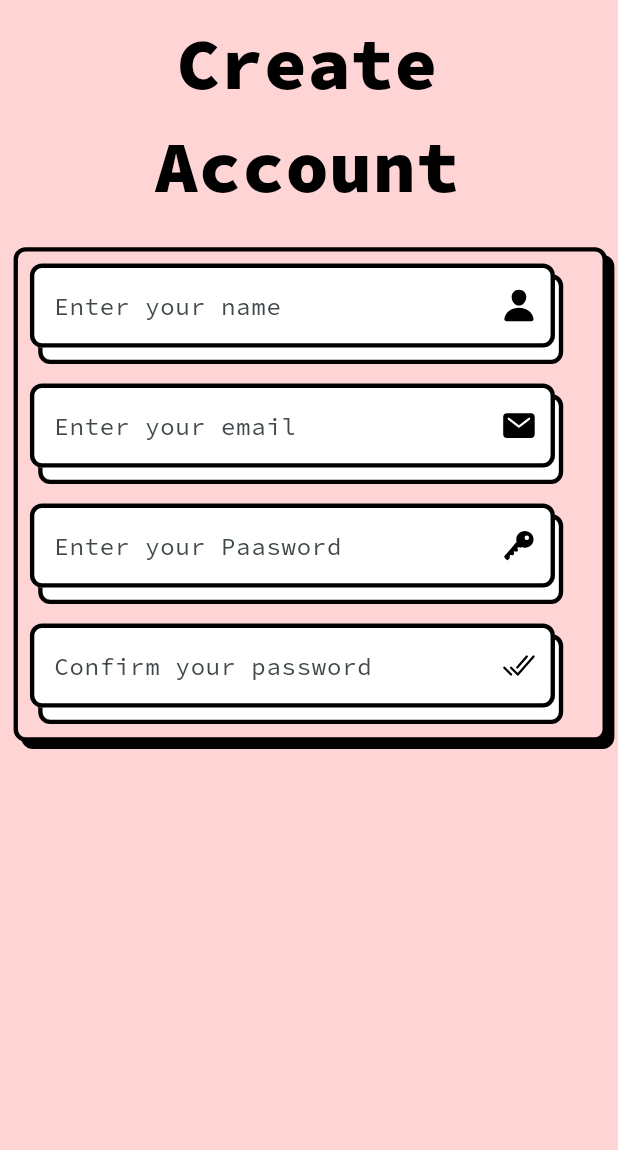
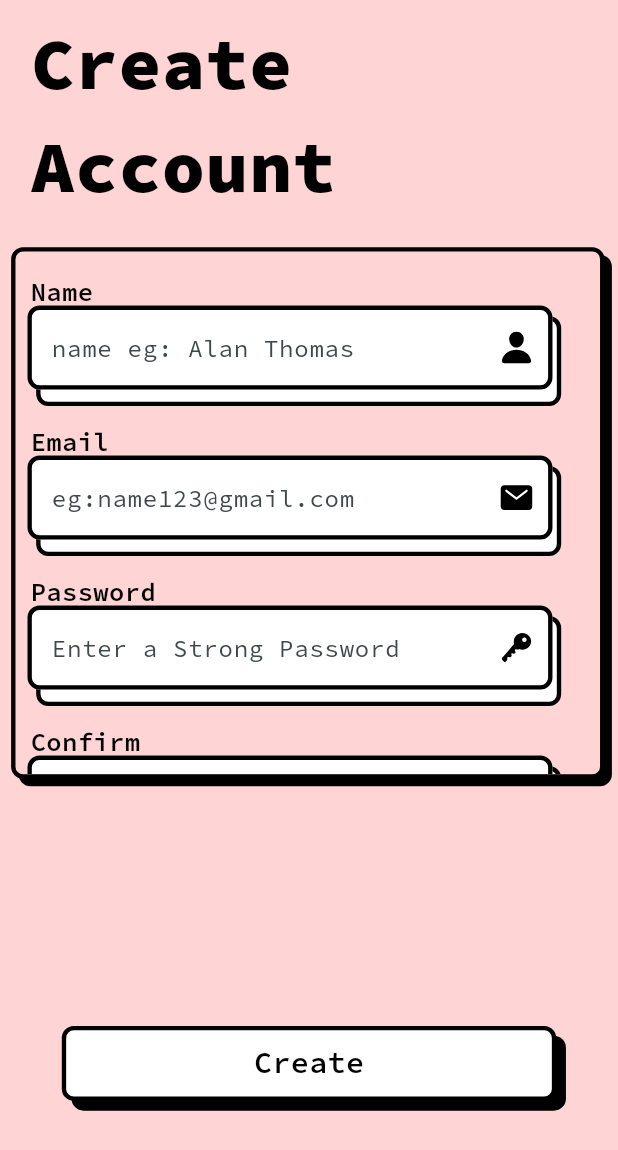
Before and after one commit to yasaleo/Project_2, a Flutter app: the screen it shows after launch, after a tap on "Signup", on a phone screen of 412 x 824 dp. Shown: the top 1150 px of the screen. Run offline on Flutter 3.47's test engine with Material 2 defaults, Android fonts, the phone set to English and light mode, and no system bars; our stand-ins replace ionicons, rive.

Commit message:
sign up page almost completed, some ui refinemnets 😉

```diff
--- a/lib/presentation/authentication/login/login_screen.dart
+++ b/lib/presentation/authentication/login/login_screen.dart
@@ -56,23 +56,34 @@ class _LoginScreenState extends State<LoginScreen> {
   @override
   Widget build(BuildContext context) {
     final desize = MediaQuery.of(context).size;
-    final keyboard = MediaQuery.of(context).viewInsets.bottom;
+    final viewinsects = EdgeInsets.fromWindowPadding(
+        WidgetsBinding.instance.window.viewInsets,
+        WidgetsBinding.instance.window.devicePixelRatio);
     return Scaffold(
-      appBar: AppBar(
-        backgroundColor: Constants.COLOR_BLUE,
-        centerTitle: true,
-        title: const TextBold(
-          content: "Login",
-          fontsize: 50,
-        ),
-      ),
+      // appBar: AppBar(
+      //   centerTitle: true,
+      //   elevation: 10,
+      //   backgroundColor: Constants.COLOR_BLUE,
+      //   title: const TextBold(
+      //     content: "Hello",
+      //     fontsize: 50,
+      //   ),
+      // ),
       backgroundColor: Constants.COLOR_BLUE,
       body: SafeArea(
         child: Stack(
           children: [
             Positioned(
-              top: desize.height * 0 / 10,
-              right: desize.width * -01 / 10,
+              top: desize.height * -.1 / 10,
+              left: desize.width * 3.1 / 10,
+              child: const TextBold(
+                content: "Hello",
+                fontsize: 50,
+              ),
+            ),
+            Positioned(
+              top: desize.height * .5 / 10,
+              right: desize.width * -0.7 / 10,
               child: SizedBox(
                 height: 190,
                 width: 450,
@@ -80,6 +91,11 @@ class _LoginScreenState extends State<LoginScreen> {
                   child: RiveAnimation.asset(
                     "assets/3287-6917-headless-bear.riv",
                     fit: BoxFit.cover,
+                    placeHolder: const CircularProgressIndicator(
+                      color: Constants.COLOR_BLACK,
+                      strokeWidth: Constants.STROKETHICK,
+                      value: .8,
+                    ),
                     stateMachines: const ["Login Machine"],
                     onInit: (artboard) {
                       smcontroller = StateMachineController.fromArtboard(
@@ -97,10 +113,10 @@ class _LoginScreenState extends State<LoginScreen> {
               ),
             ),
             Positioned(
-              top: desize.height * 2.5 / 10,
-              left: desize.width * .22 / 10,
+              top: desize.height * 2.9 / 10,
+              left: desize.width * .18 / 10,
               child: NeubrutContainer(
-                height: desize.height * 2.65 / 10,
+                height: desize.height * 2.75 / 10,
                 width: desize.width * 9.6 / 10,
                 color: Constants.COLOR_BLUE,
                 child: ListView(
@@ -108,10 +124,11 @@ class _LoginScreenState extends State<LoginScreen> {
                   physics: const BouncingScrollPhysics(),
                   children: [
                     const SizedBox(
-                      height: 15,
+                      height: 10,
                     ),
                     CustomTextfeild(
-                      hintText: "Enter your Email",
+                      heading: "Email",
+                      hintText: "eg:name123@gmail.com",
                       controller: emailcontroller,
                       icon: const Icon(
                         Ionicons.mail,
@@ -127,7 +144,8 @@ class _LoginScreenState extends State<LoginScreen> {
                       height: 8,
                     ),
                     CustomTextfeild(
-                      hintText: "Enter your password",
+                      heading: "Password",
+                      hintText: "Enter a strong password",
                       controller: passwordcontroller,
                       focusnode: passwordFocusnode,
                       onchanged: (value) {},
@@ -137,14 +155,17 @@ class _LoginScreenState extends State<LoginScreen> {
                         color: Constants.COLOR_BLACK,
                       ),
                     ),
-                    Constants.HEIGHT50,
-                    Constants.HEIGHT30,
+                    viewinsects.bottom == 0
+                        ? Constants.HEIGHT10
+                        : SizedBox(
+                            height: viewinsects.bottom * 3 / 10,
+                          )
                   ],
                 ),
               ),
             ),
             Positioned(
-              top: desize.height * 6 / 10,
+              top: desize.height * 6.5 / 10,
               left: desize.width * 2.2 / 10,
               child: Column(
                 children: [
@@ -173,7 +194,7 @@ class _LoginScreenState extends State<LoginScreen> {
               ),
             ),
             Positioned(
-              top: desize.height * 7.8 / 10,
+              top: desize.height * 8.3 / 10,
               left: desize.width * 1 / 10,
               child: AnimatedButton(
                 width: desize.width * 8 / 10,
@@ -184,6 +205,7 @@ class _LoginScreenState extends State<LoginScreen> {
                 onTap: () {
                   isHandsUp?.change(false);
                   trigFail?.change(true);
+                  // trigSuccess?.change(true);
                 },
               ),
             )
--- a/lib/presentation/authentication/signup/signup_screen.dart
+++ b/lib/presentation/authentication/signup/signup_screen.dart
@@ -1,6 +1,7 @@
 import 'package:flutter/material.dart';
 import 'package:ionicons/ionicons.dart';
 import 'package:project_2/presentation/constants/constants.dart';
+import 'package:project_2/presentation/widgets/animated_button.dart';
 import 'package:project_2/presentation/widgets/custom_textfeild.dart';
 import 'package:project_2/presentation/widgets/text_widgets.dart';
 
@@ -17,6 +18,9 @@ class _SignupScreenState extends State<SignupScreen> {
   @override
   Widget build(BuildContext context) {
     final desize = MediaQuery.of(context).size;
+    final viewinsects = EdgeInsets.fromWindowPadding(
+        WidgetsBinding.instance.window.viewInsets,
+        WidgetsBinding.instance.window.devicePixelRatio);
     return Scaffold(
       backgroundColor: Constants.COLOR_PINKISH,
       body: SafeArea(
@@ -24,9 +28,9 @@ class _SignupScreenState extends State<SignupScreen> {
           children: [
             Positioned(
               top: desize.height * .1 / 10,
-              left: desize.width * 2.5 / 10,
+              left: desize.width * .5 / 10,
               child: Column(
-                crossAxisAlignment: CrossAxisAlignment.center,
+                crossAxisAlignment: CrossAxisAlignment.start,
                 children: const [
                   TextBold(content: "Create", fontsize: 48),
                   TextBold(content: "Account"),
@@ -35,47 +39,67 @@ class _SignupScreenState extends State<SignupScreen> {
             ),
             Positioned(
               top: desize.height * 2 / 10,
-              left: desize.width * .22 / 10,
+              left: desize.width * .18 / 10,
               child: NeubrutContainer(
-                height: desize.height * 4 / 10,
+                height: desize.height * 4.3 / 10,
                 width: desize.width * 9.6 / 10,
                 color: Constants.COLOR_PINKISH,
                 child: ListView(
+                  physics: const BouncingScrollPhysics(),
                   padding: const EdgeInsets.all(8),
-                  children: const [
-                    CustomTextfeild(
-                      hintText: "Enter your name",
+                  children: [
+                    Constants.HEIGHT10,
+                    const CustomTextfeild(
+                      heading: "Name",
+                      hintText: "name eg: Alan Thomas",
                       icon: Icon(
                         Ionicons.person,
                         color: Constants.COLOR_BLACK,
-
                       ),
                     ),
-                    CustomTextfeild(
-                      hintText: "Enter your email",
+                    Constants.HEIGHT10,
+                    const CustomTextfeild(
+                      heading: "Email",
+                      hintText: "eg:name123@gmail.com",
                       icon: Icon(
                         Ionicons.mail,
                         color: Constants.COLOR_BLACK,
-
                       ),
                     ),
-                    CustomTextfeild(
-                      hintText: "Enter your Paasword",
+                    Constants.HEIGHT10,
+                    const CustomTextfeild(
+                      heading: "Password",
+                      hintText: "Enter a Strong Password",
                       icon: Icon(
                         Ionicons.key,
                         color: Constants.COLOR_BLACK,
-
                       ),
                     ),
-                    CustomTextfeild(
-                      hintText: "Confirm your password",
+                    Constants.HEIGHT10,
+                    const CustomTextfeild(
+                      heading: "Confirm",
+                      hintText: "Enter your password again",
                       icon: Icon(
                         Ionicons.checkmark_done,
                         color: Constants.COLOR_BLACK,
                       ),
-                    )
+                    ),
+                    viewinsects.bottom == 0
+                        ? Constants.HEIGHT10
+                        : SizedBox(
+                            height: viewinsects.bottom * 3.8 / 10,
+                          )
                   ],
                 ),
+              ),
+            ),
+            Positioned(
+              top: desize.height * 8.3 / 10,
+              left: desize.width * 1 / 10,
+              child: AnimatedButton(
+                width: desize.width * 8 / 10,
+                cwidget: const TextSemiBold(content: "Create"),
+                onTap: () {},
               ),
             )
           ],
--- a/lib/presentation/widgets/animated_button.dart
+++ b/lib/presentation/widgets/animated_button.dart
@@ -36,7 +36,7 @@ class _AnimatedButtonState extends State<AnimatedButton> {
           width: widget.width,
           curve: Curves.easeInOut,
           padding: const EdgeInsets.symmetric(vertical: 5, horizontal: 10),
-          duration: const Duration(milliseconds: 150),
+          duration: const Duration(milliseconds: 120),
           decoration: BoxDecoration(
               border: Border.all(width: Constants.STROKETHICK),
               color: Constants.COLOR_WHITE,
@@ -45,7 +45,7 @@ class _AnimatedButtonState extends State<AnimatedButton> {
                   ? [
                       const BoxShadow(
                         color: Constants.COLOR_BLACK,
-                        offset: Offset(5, 5),
+                        offset: Offset(6.5, 6.5),
                       ),
                     ]
                   : null),
--- a/lib/presentation/widgets/custom_textfeild.dart
+++ b/lib/presentation/widgets/custom_textfeild.dart
@@ -1,4 +1,5 @@
 import 'package:flutter/material.dart';
+import 'package:project_2/presentation/widgets/text_widgets.dart';
 
 import '../constants/constants.dart';
 
@@ -7,6 +8,7 @@ class CustomTextfeild extends StatelessWidget {
     Key? key,
     required this.hintText,
     required this.icon,
+    required this.heading,
     this.focusnode,
     this.onchanged,
     this.controller,
@@ -17,17 +19,18 @@ class CustomTextfeild extends StatelessWidget {
   final FocusNode? focusnode;
   final Function(String)? onchanged;
   final TextEditingController? controller;
+  final String heading;
 
   @override
   Widget build(BuildContext context) {
     return SizedBox(
-      height: 80,
+      height: 90,
       width: 370,
       child: Stack(
         children: [
           Positioned(
-            bottom: 13,
-            left: 5.5,
+            bottom: 5,
+            left: 5.8,
             child: Container(
               width: 350,
               height: 60,
@@ -40,7 +43,9 @@ class CustomTextfeild extends StatelessWidget {
               ),
             ),
           ),
-          SizedBox(
+          Positioned(
+            top: 18,
+            child: SizedBox(
               height: 60,
               width: 350,
               child: TextFormField(
@@ -50,12 +55,10 @@ class CustomTextfeild extends StatelessWidget {
                 controller: controller,
                 focusNode: focusnode,
                 decoration: InputDecoration(
-
                   hintText: hintText,
                   filled: true,
                   fillColor: Constants.COLOR_WHITE,
                   suffixIcon: icon,
-
                   enabledBorder: OutlineInputBorder(
                     borderRadius: BorderRadius.circular(8),
                     borderSide: const BorderSide(
@@ -69,9 +72,19 @@ class CustomTextfeild extends StatelessWidget {
                       width: Constants.STROKETHICK,
                       color: Constants.COLOR_BLACK,
                     ),
-                  )),
                   ),
                 ),
+              ),
+            ),
+          ),
+          Positioned(
+            top: -3,
+            left: 2,
+            child: TextSemiBold(
+              content: heading,
+              size: 17,
+            ),
+          )
         ],
       ),
     );
```
Lines whose indentation alone changed are shown as unchanged.
